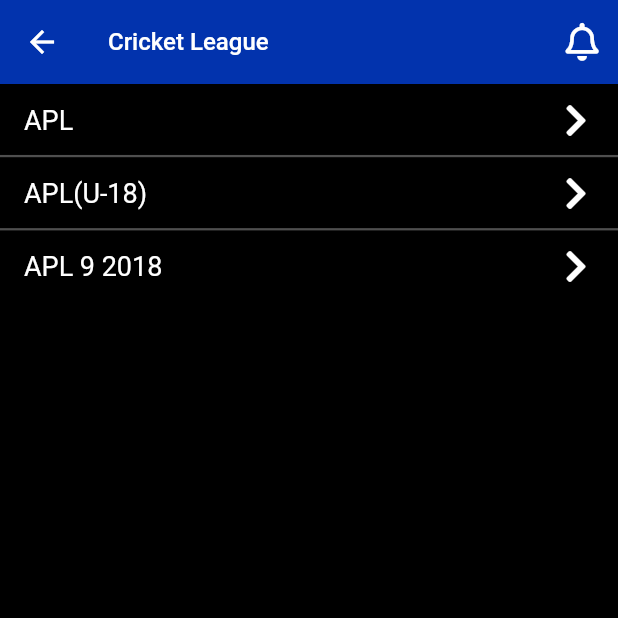
After one commit to Abhishek84017/my_flutter_project, a Flutter app: the SportsLeague screen opened directly, after a tap on "Cricket League", on a phone screen of 412 x 824 dp, the top half of it. The commit adds this screen. Run offline on Flutter 3.47's test engine with Material 2 defaults, Android fonts, the light colour scheme and no system bars; our stand-ins replace carousel_slider, flutter_screenutil, font_awesome_flutter, webview_flutter.

Commit message:
Add files via upload

```diff
--- /dev/null
+++ b/lib/Sports/cricket_league.dart
@@ -0,0 +1,70 @@
+import 'package:flutter/material.dart';
+import 'package:font_awesome_flutter/font_awesome_flutter.dart';
+import 'package:flutter_screenutil/flutter_screenutil.dart';
+//ignore: must_be_immutable
+class CricketLeague extends StatelessWidget {
+  var _sportsItemList = [
+    Sportsleague(
+      title: 'APL',
+      icontrailing: FontAwesomeIcons.chevronRight,
+    ),
+    Sportsleague(
+      title: 'APL(U-18)',
+      icontrailing: FontAwesomeIcons.chevronRight,
+    ),
+    Sportsleague(
+      title: 'APL 9 2018',
+      icontrailing: FontAwesomeIcons.chevronRight,
+    ),
+  ];
+  @override
+  Widget build(BuildContext context) {
+    Size size = MediaQuery.of(context).size;
+    return Scaffold(
+      appBar: AppBar(
+        backgroundColor: Color(0xFFF0233ad),
+        title: const Text('Cricket League', style: TextStyle(fontSize: 16),),
+        actions: <Widget>[
+          IconButton(icon: Icon(FontAwesomeIcons.bell, size: 22.sp,), onPressed: () {},),],
+      ),
+      backgroundColor: Colors.black,
+      body: Column(
+        children: [
+          Expanded(
+            child: ListView.separated(
+              shrinkWrap: true,
+              itemCount: _sportsItemList.length,
+              itemBuilder: (BuildContext context, int index) {
+                var contactItem = _sportsItemList[index];
+                return ListTile(
+                  dense: true,
+                  title: Text(
+                    '${contactItem.title}',
+                    style: TextStyle(color: Colors.white,fontSize:18),
+                  ),
+                  trailing: Icon(
+                    contactItem.icontrailing,
+                    color: Colors.white,),
+                  onTap: () {},
+                );
+              },
+              separatorBuilder: (BuildContext context, int index) {
+                return Divider(
+                  color: Colors.grey.withOpacity(0.5),
+                  height: 0.8,
+                  thickness: 1.5,
+                );
+              },
+            ),
+          ),
+        ],
+      ),
+    );
+  }
+}
+
+class Sportsleague {
+  final String? title;
+  final IconData? icontrailing;
+  const Sportsleague({this.title, this.icontrailing});
+}
--- /dev/null
+++ b/lib/Sports/sports_league.dart
@@ -0,0 +1,87 @@
+import 'package:flutter/material.dart';
+import 'package:font_awesome_flutter/font_awesome_flutter.dart';
+import 'package:flutter_screenutil/flutter_screenutil.dart';
+import 'cricket_league.dart';
+import 'cricketleague_tennisball.dart';
+import 'Badmintonleague.dart';
+//ignore: must_be_immutable
+class SportsLeague extends StatelessWidget {
+  @override
+  Widget build(BuildContext context) {
+    void cricket() {Navigator.push(context, MaterialPageRoute(builder: (_) => CricketLeague()));}
+    void crickettennisball() {Navigator.push(context, MaterialPageRoute(builder: (_) => Crickettennisball()));}
+    void badminton() {Navigator.push(context, MaterialPageRoute(builder: (_) => Badmintonleague()));}
+    var _sportsItemList = [
+      Sportsleague(
+          iconleading: FontAwesomeIcons.baseballBall,
+          title: 'Cricket League',
+          icontrailing: FontAwesomeIcons.chevronRight,
+          Callback: cricket
+      ),
+      Sportsleague(
+        iconleading: FontAwesomeIcons.basketballBall,
+        title: 'Cricket League(Tennis Ball)',
+        icontrailing: FontAwesomeIcons.chevronRight,
+          Callback: crickettennisball
+      ),
+      Sportsleague(
+        iconleading: FontAwesomeIcons.shuttleVan,
+        title: 'Badminton League',
+        icontrailing: FontAwesomeIcons.chevronRight, Callback: badminton
+      ),
+    ];
+    Size size = MediaQuery.of(context).size;
+    return Scaffold(
+      appBar: AppBar(
+        backgroundColor: Color(0xFFF0233ad),
+        title: const Text('SPORTS LEAGUE', style: TextStyle(fontSize: 16),),
+        actions: <Widget>[
+          IconButton(icon: Icon(FontAwesomeIcons.bell, size: 22.sp,), onPressed: () {},),],
+      ),
+      backgroundColor: Colors.black,
+      body: Column(
+        children: [
+          Expanded(
+            child: ListView.separated(
+              shrinkWrap: true,
+              itemCount: _sportsItemList.length,
+              itemBuilder: (BuildContext context, int index) {
+                var contactItem = _sportsItemList[index];
+                return ListTile(
+                  dense: true,
+                  title: Text(
+                    '${contactItem.title}',
+                    style: TextStyle(color: Colors.white,fontSize:18),
+                  ),
+                  leading: Icon(
+                    contactItem.iconleading,
+                    color: Colors.white,
+                  ),
+                  trailing: Icon(
+                    contactItem.icontrailing,
+                    color: Colors.white,),
+                  onTap:contactItem.Callback,
+                );
+              },
+              separatorBuilder: (BuildContext context, int index) {
+                return Divider(
+                  color: Colors.grey.withOpacity(0.5),
+                  height: 0.8,
+                  thickness: 1.5,
+                );
+              },
+            ),
+          ),
+        ],
+      ),
+    );
+  }
+}
+
+class Sportsleague {
+  final String? title;
+  final IconData? iconleading;
+  final IconData? icontrailing;
+  final VoidCallback? Callback;
+  const Sportsleague({this.title, this.iconleading, this.icontrailing,this.Callback,});
+}
--- a/lib/more.dart
+++ b/lib/more.dart
@@ -1,3 +1,4 @@
+import 'package:avt_yuwas/more_webview.dart';
 import 'package:avt_yuwas/provider/provider.dart';
 import 'package:flutter/gestures.dart';
 import 'package:flutter/material.dart';
@@ -7,6 +8,7 @@ import 'follow_us.dart';
 import 'change_password.dart';
 import 'commitedetails.dart';
 import 'events.dart';
+import 'Sports/sports_league.dart';
 //ignore: must_be_immutable
 class More extends StatelessWidget {
   @override
@@ -17,11 +19,14 @@ class More extends StatelessWidget {
     void follow() {Navigator.push(context, MaterialPageRoute(builder: (_) => Followus()));}
     void committedetails() {Navigator.push(context, MaterialPageRoute(builder: (_) => Commiteedetails()));}
     void events() {Navigator.push(context, MaterialPageRoute(builder: (_) => Events()));}
+    void maharaja_agrasen_jayanti(){Navigator.push(context, MaterialPageRoute(builder: (_) => MoreWebview(title:'Maharaja Agrasen Jayanti',url:'http://www.avtyuwas.org/home/jayanti_events')));}
+    void sportsleague() {Navigator.push(context, MaterialPageRoute(builder: (_) => SportsLeague()));}
     var _moreitem = [
       Moreitem(
         iconleading: FontAwesomeIcons.calendarPlus,
         title: 'Maharaja Agrasen Jayanti',
         icontrainel: Icons.arrow_forward_ios_rounded,
+        Callback: maharaja_agrasen_jayanti
       ),
       Moreitem(
         iconleading: FontAwesomeIcons.userCircle,
@@ -85,6 +90,7 @@ class More extends StatelessWidget {
         iconleading: FontAwesomeIcons.running,
         title: 'Sports League',
         icontrainel: Icons.arrow_forward_ios_rounded,
+        Callback: sportsleague
       ),
       Moreitem(
         iconleading: FontAwesomeIcons.trophy,
```
Also changed, not shown: lib/Sports/Badmintonleague.dart (added, +64 -0 lines), lib/Sports/cricketleague_tennisball.dart (added, +64 -0 lines), lib/more_webview.dart (+31 -0 lines).
